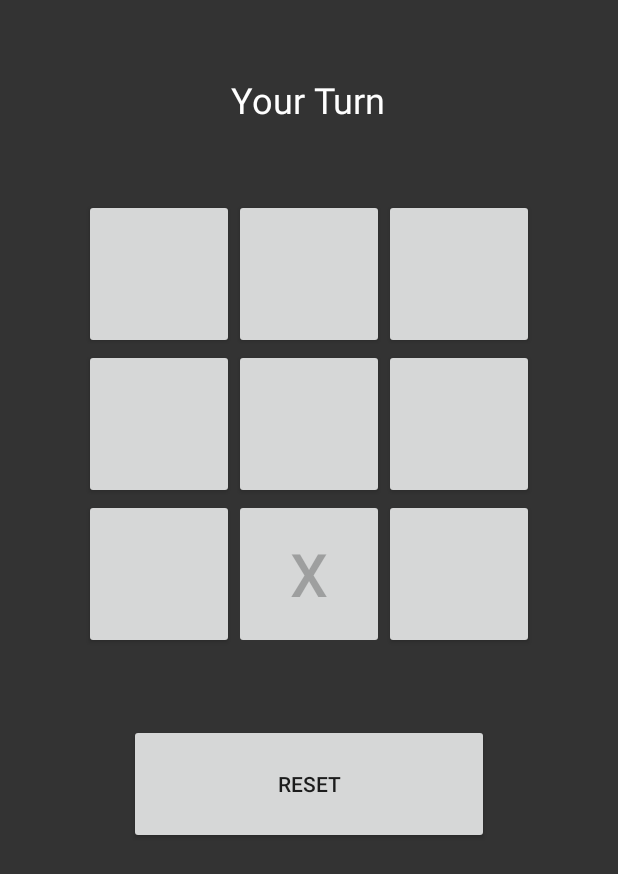
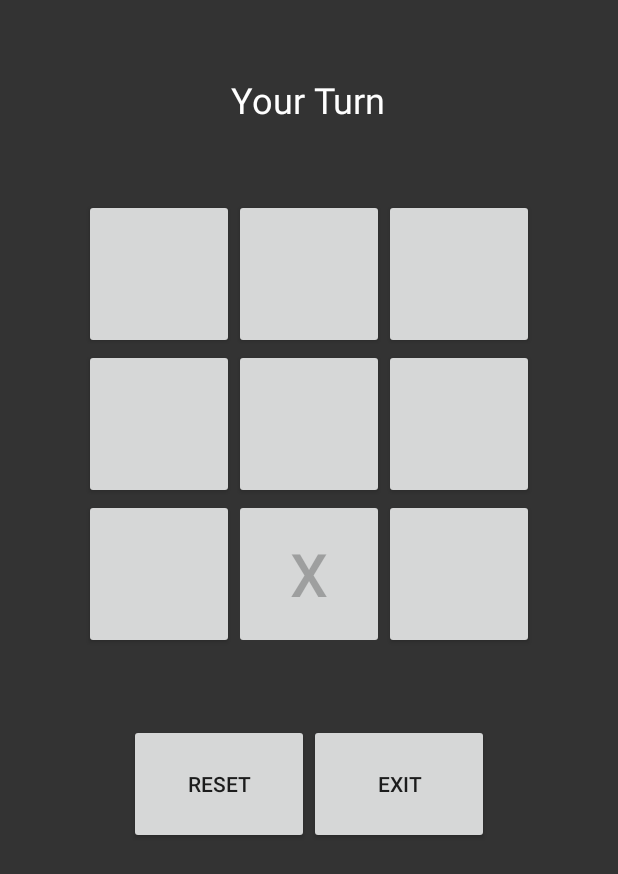
Before and after one commit to elyssatanxy/cs205-android-studio, an Android app: the Singleplayer screen opened directly, with no data from a screen before it, on a phone screen of 412 x 824 dp. Shown: the top 874 px of the screen. Run offline under Robolectric (Android 15) with nearby library versions, the phone set to English and light mode, and no system bars.

Commit message:
exit button singleplayer

```diff
--- a/app/src/main/java/com/example/cs205/Multiplayer.java
+++ b/app/src/main/java/com/example/cs205/Multiplayer.java
@@ -363,6 +363,7 @@ public class Multiplayer extends AppCompatActivity {
         bgMp.stop();
         finish();
     }
+
     @Override
     public void finish() {
         super.finish();
--- a/app/src/main/java/com/example/cs205/Singleplayer.java
+++ b/app/src/main/java/com/example/cs205/Singleplayer.java
@@ -33,7 +33,6 @@ public class Singleplayer extends AppCompatActivity {
     Button grid8;
     Button grid9;
     TextView text;
-    Dialog myDialog;
 
     private ReentrantLock lock = new ReentrantLock();
     Condition computerTurnDone = lock.newCondition();
@@ -82,6 +81,7 @@ public class Singleplayer extends AppCompatActivity {
             availableGrids.add(i);
         }
 
+        // computer thread runnable
         Runnable computerThread = new Runnable() {
             @Override
             public void run() {
@@ -93,7 +93,7 @@ public class Singleplayer extends AppCompatActivity {
 
                     computerMove();
                     if (checkWin()) {
-//                        reset function
+                        // reset function
                     }
 
                 } catch (InterruptedException e) {
@@ -105,6 +105,7 @@ public class Singleplayer extends AppCompatActivity {
             }
         };
 
+        // user thread runnable
         Runnable userThread = new Runnable() {
             @Override
             public void run() {
@@ -120,7 +121,7 @@ public class Singleplayer extends AppCompatActivity {
 
                     userMove();
                     if (checkWin()) {
-//                        reset function
+                        // reset function
                     }
 
                 } catch (InterruptedException e) {
@@ -132,6 +133,7 @@ public class Singleplayer extends AppCompatActivity {
             }
         };
 
+        // scheduler thread runnable
         Runnable schedulerThread = new Runnable() {
             @Override
             public void run() {
@@ -432,6 +434,11 @@ public class Singleplayer extends AppCompatActivity {
         this.recreate();
     }
 
+    public void back(View view) {
+        bgMp.stop();
+        finish();
+    }
+
     @Override
     public void finish() {
         super.finish();
--- a/app/src/main/res/layout/activity_singleplayer.xml
+++ b/app/src/main/res/layout/activity_singleplayer.xml
@@ -113,11 +113,19 @@
         android:layout_height="wrap_content"
         android:layout_margin="50sp"
         android:gravity="center">
+
         <Button
-            android:layout_width="240sp"
+            android:layout_width="120sp"
             android:layout_height="80sp"
-            android:text="Reset"
-            android:onClick="reset"/>
+            android:onClick="reset"
+            android:text="Reset" />
+
+        <Button
+            android:id="@+id/backButton"
+            android:layout_width="120sp"
+            android:layout_height="80sp"
+            android:onClick="back"
+            android:text="Exit" />
     </LinearLayout>
 
 
```
